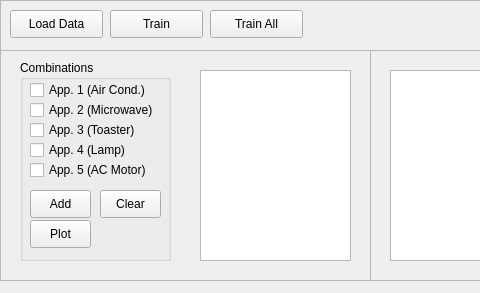
Old version of the form MainAppDesign.ui in the repository bennzo/NN-NILM; both pictures show x 0 to 480 and y 0 to 293 of the 901 by 293 pixel window.
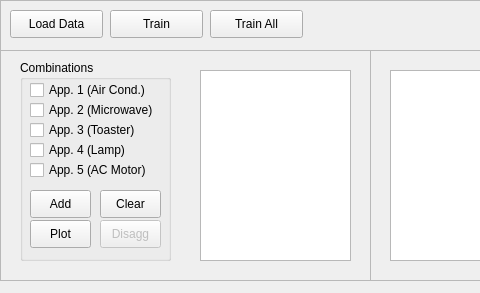
New version of the form.

Commit message: - Cleaned code from scripts - Added disaggregation to GUI - A few changes to the train function

Patch:
```diff
--- a/MainAppDesign.ui
+++ b/MainAppDesign.ui
@@ -229,6 +229,22 @@
        <string>Clear</string>
       </property>
      </widget>
+     <widget class="QPushButton" name="btn_disaggComb">
+      <property name="enabled">
+       <bool>false</bool>
+      </property>
+      <property name="geometry">
+       <rect>
+        <x>80</x>
+        <y>160</y>
+        <width>61</width>
+        <height>28</height>
+       </rect>
+      </property>
+      <property name="text">
+       <string>Disagg</string>
+      </property>
+     </widget>
     </widget>
     <widget class="QListWidget" name="lst_sigCombs">
      <property name="geometry">
```
The commit also changes 6 other files.
